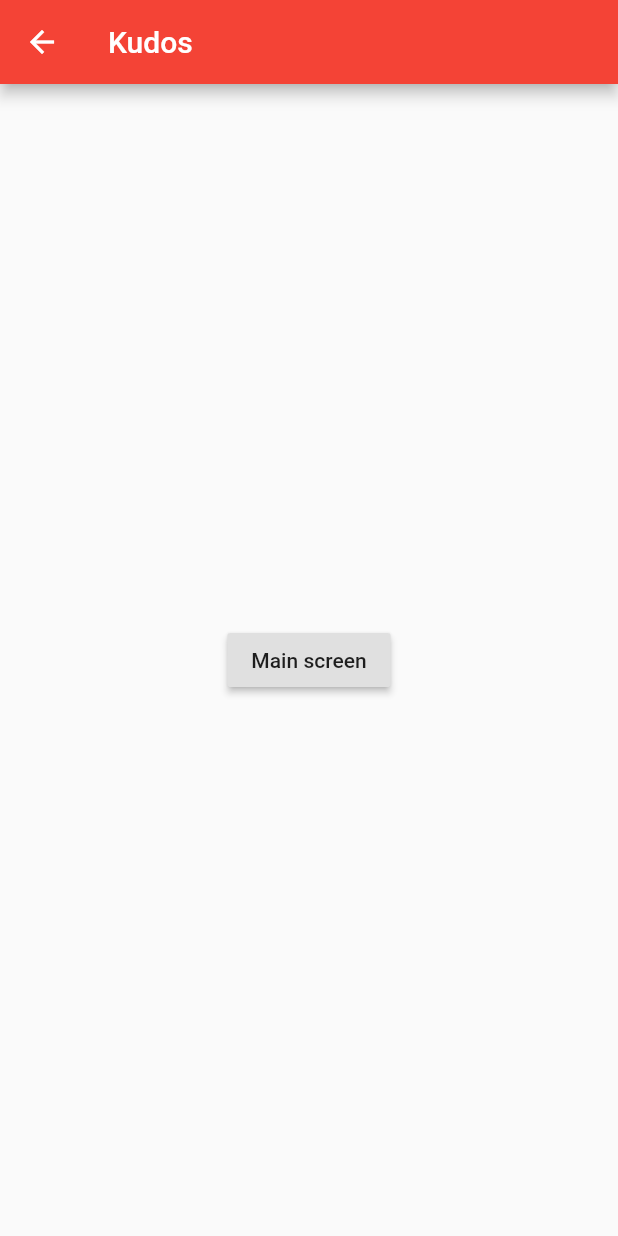
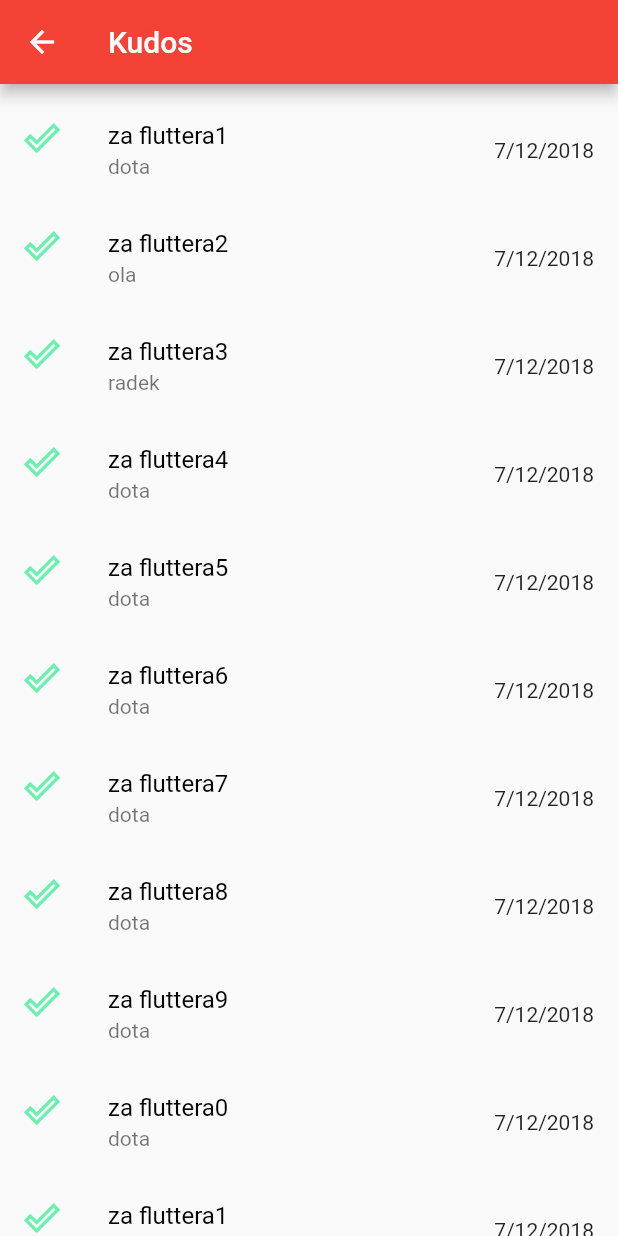
Before and after one commit to Appnroll/office-app, a Flutter app: the Kudos screen opened directly, on a phone screen of 412 x 824 dp. Run offline on Flutter 3.47's test engine with Material 2 defaults, Android fonts, the phone set to English and light mode, and no system bars.

Commit message:
Kudos view

```diff
--- a/lib/kudos/kudos.dart
+++ /dev/null
@@ -1,20 +0,0 @@
-import 'package:flutter/material.dart';
-
-class Kudos extends StatelessWidget {
-  @override
-  Widget build(BuildContext context) {
-    return Scaffold(
-      appBar: AppBar(
-        title: Text('Kudos'),
-      ),
-      body: Center(
-        child: RaisedButton(
-          child: Text('Main screen'),
-          onPressed: () {
-            Navigator.pop(context);
-          },
-        ),
-      ),
-    );
-  }
-}
--- /dev/null
+++ b/lib/kudos/kudosDashboard.dart
@@ -0,0 +1,117 @@
+import 'package:flutter/material.dart';
+import 'package:office_app/kudos/models/kudos.model.dart';
+
+class KudosDetailsView extends StatelessWidget {
+  final KudosModel kudo;
+
+  KudosDetailsView({Key key, @required this.kudo}) : super(key: key);
+
+  @override
+  Widget build(BuildContext context) {
+    return Scaffold(
+        appBar: AppBar(
+          title: Text("Kudo details"),
+        ),
+        body: SizedBox(
+          height: 400.0,
+          child: Card(
+            child: Column(
+              children: [
+                ListTile(
+                  title: Text(this.kudo.creator,
+                      style: TextStyle(fontWeight: FontWeight.w500)),
+                  subtitle: Text(
+                      "${kudo.createdAt.day}/${kudo.createdAt.month}/${kudo.createdAt.year}"),
+                  leading: Icon(
+                    Icons.announcement,
+                    color: Colors.blue[500],
+                  ),
+                ),
+                Divider(),
+                ListTile(
+                  title: Text(kudo.reason,
+                      style: TextStyle(fontWeight: FontWeight.w500)),
+                  leading: Icon(
+                    Icons.cloud,
+                    color: Colors.blue[500],
+                  ),
+                ),
+                Divider()
+              ],
+            ),
+          ),
+        ));
+  }
+}
+
+class KudosList extends StatefulWidget {
+  KudosList({Key key, this.kudos}) : super(key: key);
+
+  final List<KudosModel> kudos;
+
+  @override
+  _KudosView createState() => _KudosView();
+}
+
+class _KudosView extends State<KudosList> {
+  List<KudosModel> kudos = <KudosModel>[];
+
+  @override
+  Widget build(BuildContext context) {
+    return Scaffold(
+      body: ListView(
+        padding: EdgeInsets.symmetric(vertical: 8.0),
+        children: widget.kudos.map((KudosModel kudo) {
+          return ListTile(
+            leading: Icon(Icons.done_outline, color: Colors.greenAccent),
+            subtitle: Text("${kudo.creator}"),
+            title: Text(
+              "${kudo.reason} ",
+              style: TextStyle(
+                color: Colors.black,
+              ),
+            ),
+            trailing: new Text(
+                "${kudo.createdAt.day}/${kudo.createdAt.month}/${kudo.createdAt.year}"),
+            onTap: () {
+              Navigator.push(
+                  context,
+                  MaterialPageRoute(
+                      builder: (context) => KudosDetailsView(kudo: kudo)));
+            },
+          );
+        }).toList(),
+      ),
+    );
+  }
+}
+
+class Kudos extends StatelessWidget {
+  @override
+  Widget build(BuildContext context) {
+    return Scaffold(
+      appBar: AppBar(
+        title: Text('Kudos'),
+      ),
+      body: Center(
+        child: KudosList(kudos: <KudosModel>[
+          KudosModel('dota', 'za fluttera1'),
+          KudosModel('ola', 'za fluttera2'),
+          KudosModel('radek', 'za fluttera3'),
+          KudosModel('dota', 'za fluttera4'),
+          KudosModel('dota', 'za fluttera5'),
+          KudosModel('dota', 'za fluttera6'),
+          KudosModel('dota', 'za fluttera7'),
+          KudosModel('dota', 'za fluttera8'),
+          KudosModel('dota', 'za fluttera9'),
+          KudosModel('dota', 'za fluttera0'),
+          KudosModel('dota', 'za fluttera1'),
+          KudosModel('dota', 'za fluttera2'),
+          KudosModel('dota', 'za fluttera3'),
+          KudosModel('dota', 'za fluttera4'),
+          KudosModel('dota', 'za fluttera5'),
+        ]),
+      ),
+    );
+  }
+}
--- /dev/null
+++ b/lib/kudos/models/kudos.model.dart
@@ -0,0 +1,13 @@
+class KudosModel {
+  KudosModel(String creator, String reason) {
+    this.creator = creator;
+    this.reason = reason;
+    createdAt = new DateTime.now();
+    mentioned = <String>['mentioned1','mentioned2', 'mentioned3'];
+  }
+
+  String creator;
+  List<String> mentioned = <String>[];
+  DateTime createdAt;
+  String reason;
+}
--- a/lib/main.dart
+++ b/lib/main.dart
@@ -1,7 +1,7 @@
 import 'package:flutter/material.dart';
 import 'package:office_app/booking/booking.dart';
 import 'package:office_app/geo/geolocation.dart';
-import 'package:office_app/kudos/kudos.dart';
+import 'package:office_app/kudos/kudosDashboard.dart';
 
 void main() => runApp(MyApp());
 
```
